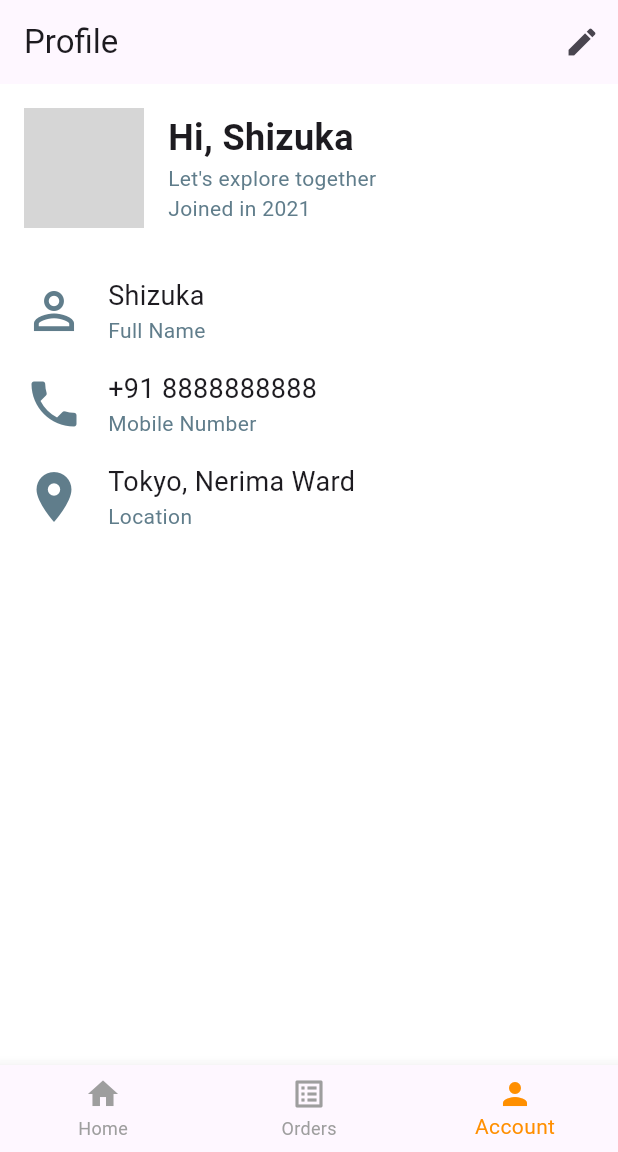
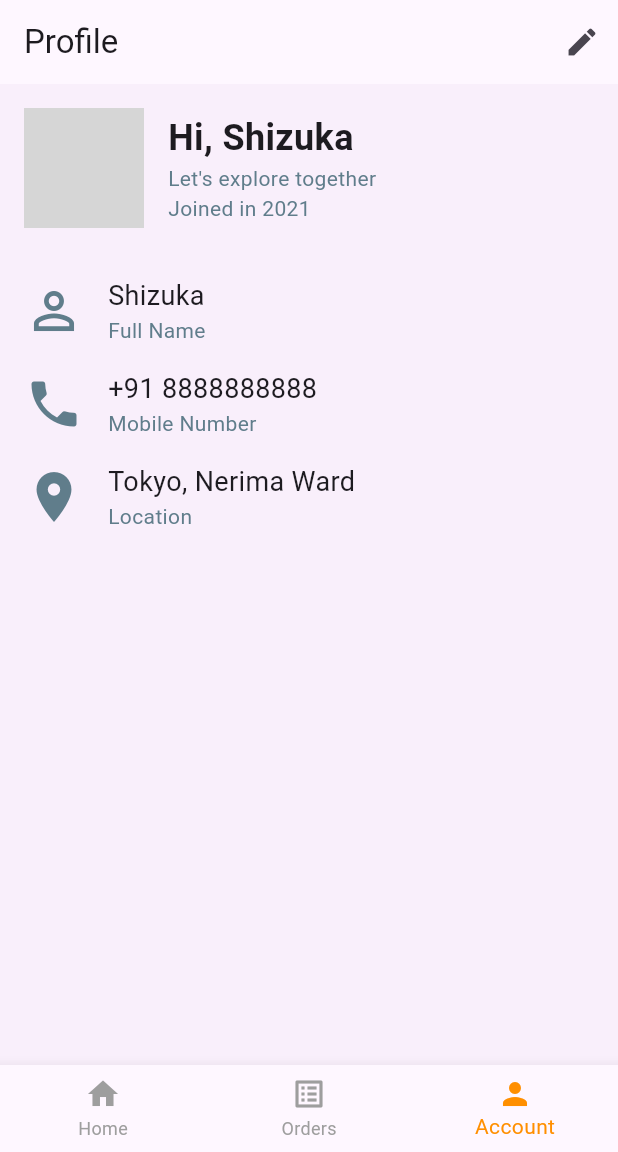
Before and after one commit to Preet8304/flour_mill, a Flutter app: the screen it shows after launch, item 3 of the bottom bar chosen, on a phone screen of 412 x 824 dp, the part 84-1236 px from its top. Run offline on Flutter 3.47's test engine with Material 3 defaults, Android fonts, the phone set to English and light mode, and no system bars; our stand-ins replace firebase_auth, firebase_database, fluttertoast, image_picker, lottie, pinput and 2 more; accounts and stored records are empty; network calls fail; grey boxes are pictures that could not be loaded.

```diff
--- a/lib/main.dart
+++ b/lib/main.dart
@@ -1,26 +1,21 @@
 import 'package:flutter/material.dart';
 import 'Screens/HomePage.dart';
 
-
 void main() {
-  runApp(MyApp(
-
-
-  ));
+  runApp(MyApp());
 }
 
 class MyApp extends StatelessWidget {
   @override
   Widget build(BuildContext context) {
     return MaterialApp(
-      title: "Mill to Door",
+      title: " Mill to Door",
       theme: ThemeData(
-        scaffoldBackgroundColor: Colors.white
+        scaffoldBackgroundColor: const Color.fromARGB(10, 174, 56, 200),
       ),
       debugShowCheckedModeBanner: false,
       routes: {
-        "/": (context) =>   const HomePage(),
-      },
+        "/":(context)=> HomePage()},
     );
   }
 }
```
